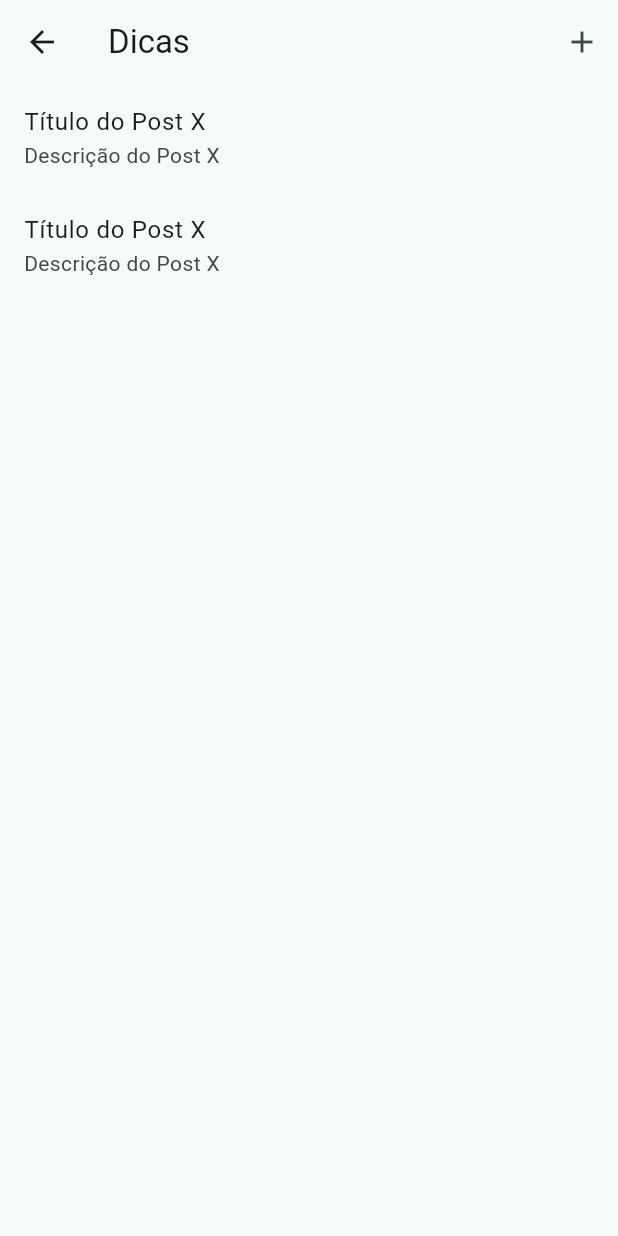
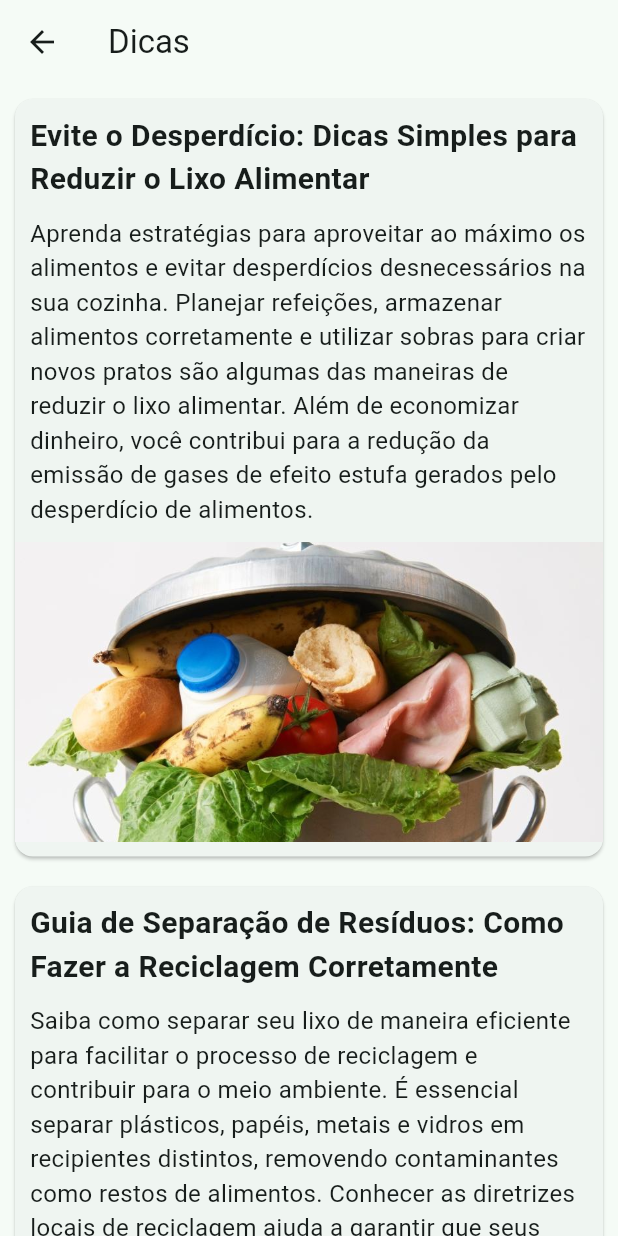
Before and after one commit to RafaelFerreira18/trash_produced_calculator_app, a Flutter app: the TipsPage screen opened directly, on a phone screen of 412 x 824 dp. Run offline on Flutter 3.47's test engine with Material 3 defaults, Android fonts, the light colour scheme and no system bars; our stand-ins replace awesome_notifications, cloud_firestore, firebase_auth, firebase_core, fl_chart; accounts and stored records are empty.

Commit message:
Alterações nas funcionalidades da página de dicas

```diff
--- a/lib/authenticated_home_page.dart
+++ b/lib/authenticated_home_page.dart
@@ -147,7 +147,8 @@ class _AuthenticatedHomePageState extends State<AuthenticatedHomePage> {
         children: const <Widget>[
           MyHomePage(title: "Calculadora de lixo"),
           SocialPage(),
-          FeedPage()
+          FeedPage(),
+          //TipsPage()
         ],
       ),
       bottomNavigationBar: BottomNavigationBar(
@@ -166,7 +167,7 @@ class _AuthenticatedHomePageState extends State<AuthenticatedHomePage> {
           BottomNavigationBarItem(
               icon: Icon(CupertinoIcons.group_solid), label: 'Socials'),
           BottomNavigationBarItem(
-              icon: Icon(CupertinoIcons.checkmark_shield_fill), label: 'Dicas')
+              icon: Icon(CupertinoIcons.checkmark_shield_fill), label: 'Feed')
         ],
       ),
     );
--- a/lib/pages/tips.dart
+++ b/lib/pages/tips.dart
@@ -13,19 +13,33 @@ class _TipsPageState extends State<TipsPage> {
   @override
   void initState() {
     super.initState();
-    // Exemplo de posts iniciais aqui. Adicionar dicas.
+    // Posts pré-definidos
     posts = [
-      Post(title: 'Título do Post X', description: 'Descrição do Post X'),
-      Post(title: 'Título do Post X', description: 'Descrição do Post X'),
+      Post(
+        title: 'Evite o Desperdício: Dicas Simples para Reduzir o Lixo Alimentar',
+        description:
+            'Aprenda estratégias para aproveitar ao máximo os alimentos e evitar desperdícios desnecessários na sua cozinha. Planejar refeições, armazenar alimentos corretamente e utilizar sobras para criar novos pratos são algumas das maneiras de reduzir o lixo alimentar. Além de economizar dinheiro, você contribui para a redução da emissão de gases de efeito estufa gerados pelo desperdício de alimentos.',
+        imagePath: 'assets/tipsImages/desperdicio-de-alimentos.jpg',
+      ),
+      Post(
+        title: 'Guia de Separação de Resíduos: Como Fazer a Reciclagem Corretamente',
+        description:
+            'Saiba como separar seu lixo de maneira eficiente para facilitar o processo de reciclagem e contribuir para o meio ambiente. É essencial separar plásticos, papéis, metais e vidros em recipientes distintos, removendo contaminantes como restos de alimentos. Conhecer as diretrizes locais de reciclagem ajuda a garantir que seus esforços tenham o máximo impacto positivo.',
+        imagePath: 'assets/tipsImages/separacao-de-residuos.jpg',
+      ),
+      Post(
+        title: 'Transforme seu Lixo em Recursos: Dicas de Reciclagem Criativa!',
+        description:
+            'Aprenda maneiras inovadoras de reciclar materiais comuns e dar uma segunda vida a itens que iriam para o lixo. Você pode transformar garrafas plásticas em vasos para plantas, potes de vidro em organizadores e até mesmo criar obras de arte a partir de materiais reciclados. Essa abordagem não só reduz o desperdício como também estimula a criatividade e promove um estilo de vida mais sustentável.',
+        imagePath: 'assets/tipsImages/reciclagem-criativa.jpg',
+      ),
+      Post(
+        title: 'Reduzir, Reutilizar, Reciclar: Como Cuidar Melhor do Nosso Lixo',
+        description:
+            'Descubra práticas simples para reduzir sua pegada de lixo e fazer escolhas mais sustentáveis no dia a dia. A chave para reduzir o lixo está em optar por produtos com menos embalagens, preferir itens duráveis e reutilizáveis, e reciclar corretamente tudo o que puder. Ao praticar o "reduzir, reutilizar, reciclar", você contribui significativamente para a preservação do meio ambiente.',
+        imagePath: 'assets/tipsImages/reduzir-reutilizar-reciclar.jpg',
+      ),
     ];
-  }
-
-  void addPost(String? title, String? description) {
-    if (title != null && description != null) {
-      setState(() {
-        posts.add(Post(title: title, description: description));
-      });
-    }
   }
 
   @override
@@ -33,97 +47,55 @@ class _TipsPageState extends State<TipsPage> {
     return Scaffold(
       appBar: AppBar(
         title: const Text('Dicas'),
-        actions: [
-          IconButton(
-            icon: const Icon(Icons.add),
-            onPressed: () {
-              _addNewPost(context);
-            },
-          ),
-        ],
       ),
       body: ListView.builder(
         itemCount: posts.length,
-        itemBuilder: (context, index) {
-          final post = posts[index];
-          return ListTile(
-            title: Text(post.title),
-            subtitle: Text(post.description),
+        itemBuilder: (BuildContext context, int index) {
+          return Card(
+            margin: EdgeInsets.all(10),
+            child: Column(
+              crossAxisAlignment: CrossAxisAlignment.start,
+              children: [
+                Padding(
+                  padding: EdgeInsets.all(10),
+                  child: Column(
+                    crossAxisAlignment: CrossAxisAlignment.start,
+                    children: [
+                      Text(
+                        posts[index].title,
+                        style: TextStyle(
+                          fontSize: 20,
+                          fontWeight: FontWeight.bold,
+                        ),
+                      ),
+                      SizedBox(height: 10),
+                      Text(
+                        posts[index].description,
+                        style: TextStyle(fontSize: 16),
+                      ),
+                    ],
+                  ),
+                ),
+                Image.asset(
+                  posts[index].imagePath,
+                  height: 200,
+                  width: double.infinity,
+                  fit: BoxFit.cover,
+                ),
+                SizedBox(height: 10),
+              ],
+            ),
           );
         },
       ),
     );
-  }
-
-  void _addNewPost(BuildContext context) async {
-    String? title;
-    String? description;
-
-    title = await showDialog<String>(
-      context: context,
-      builder: (context) => AlertDialog(
-        title: const Text('Novo Post'),
-        content: TextField(
-          autofocus: true,
-          decoration: const InputDecoration(labelText: 'Título'),
-          onChanged: (value) {
-            title = value;
-          },
-        ),
-        actions: [
-          TextButton(
-            child: const Text('Cancelar'),
-            onPressed: () => Navigator.of(context).pop(),
-          ),
-          TextButton(
-            child: const Text('Criar'),
-            onPressed: () {
-              if (title != null && title!.isNotEmpty) {
-                Navigator.of(context).pop(title);
-              }
-            },
-          ),
-        ],
-      ),
-    );
-    if (title == null) return;
-
-    description = await showDialog<String>(
-      context: context,
-      builder: (context) => AlertDialog(
-        title: const Text('Descrição'),
-        content: TextField(
-          autofocus: true,
-          decoration: const InputDecoration(labelText: 'Descrição'),
-          onChanged: (value) {
-            description = value;
-          },
-        ),
-        actions: [
-          TextButton(
-            child: const Text('Cancelar'),
-            onPressed: () => Navigator.of(context).pop(),
-          ),
-          TextButton(
-            child: const Text('Criar'),
-            onPressed: () {
-              if (description != null && description!.isNotEmpty) {
-                Navigator.of(context).pop(description);
-              }
-            },
-          ),
-        ],
-      ),
-    );
-    if (description == null) return;
-
-    addPost(title, description);
   }
 }
 
 class Post {
   String title;
   String description;
+  String imagePath;
 
-  Post({required this.title, required this.description});
+  Post({required this.title, required this.description, required this.imagePath});
 }
--- a/pubspec.yaml
+++ b/pubspec.yaml
@@ -65,8 +65,8 @@ flutter:
   uses-material-design: true
 
   # To add assets to your application, add an assets section, like this:
-  # assets:
-  #   - images/a_dot_burr.jpeg
+  assets:
+    - assets/tipsImages/
   #   - images/a_dot_ham.jpeg
 
   # An image asset can refer to one or more resolution-specific "variants", see
```
Also changed, not shown: assets/tipsImages/desperdicio-de-alimentos.jpg (added), assets/tipsImages/reciclagem-criativa.jpg (added), assets/tipsImages/reduzir-reutilizar-reciclar.jpg (added), assets/tipsImages/separacao-de-residuos.jpg (added).
